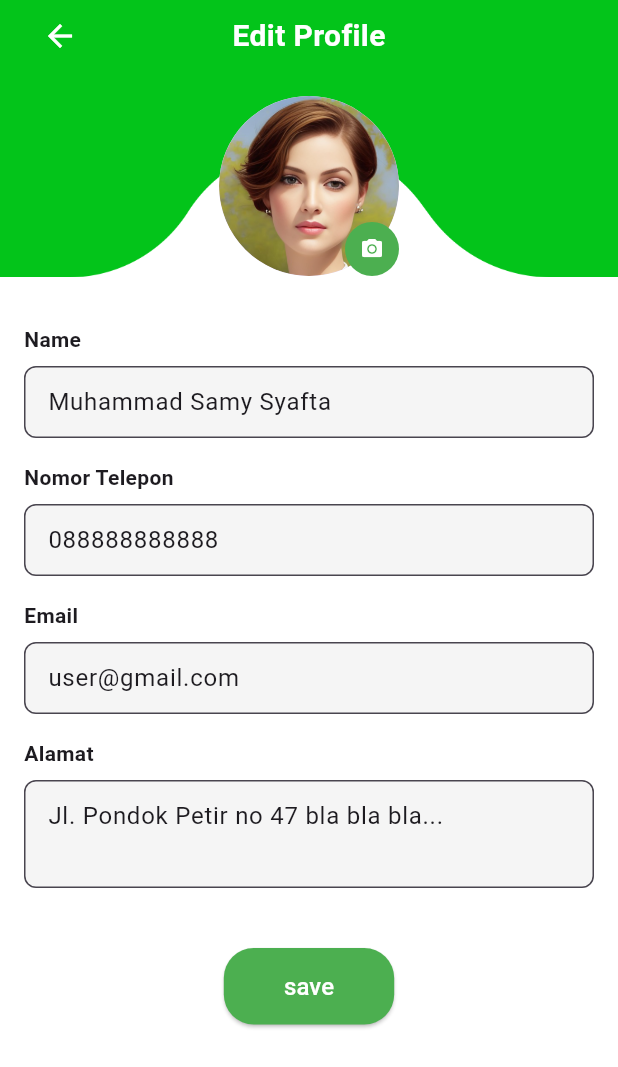
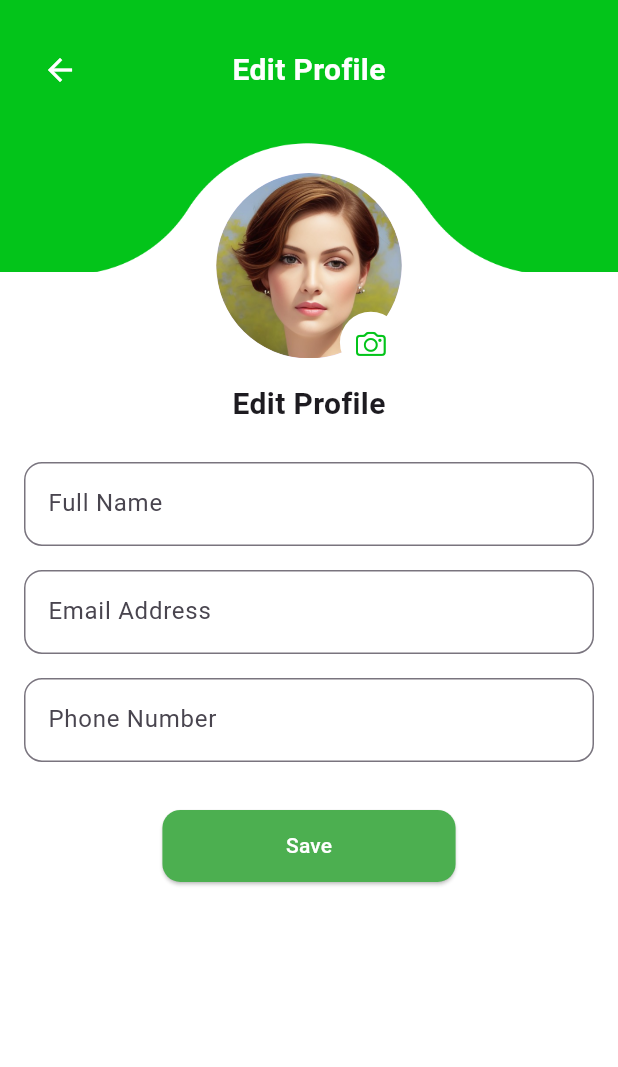
Before and after one commit to Argonaut-ss/Green, a Flutter app: the EditProfile screen opened directly, on a phone screen of 412 x 824 dp. Shown: the top 1067 px of the screen. Run offline on Flutter 3.47's test engine with Material 3 defaults, Android fonts, the phone set to English and light mode, and no system bars; our stand-ins replace cloud_firestore, firebase_auth, firebase_core, flutter_map, geocoding, google_sign_in and 2 more; missing offline and left inert: flutter_map_cancellable_tile_provider; accounts and stored records are empty.

Commit message:
fix responsive layot profile & edit profile

```diff
--- a/green_app/lib/Pages/admin/admin_dashboard.dart
+++ b/green_app/lib/Pages/admin/admin_dashboard.dart
@@ -147,6 +147,7 @@ class _AdminDashboardState extends State<AdminDashboard> {
     return DefaultTabController(
       length: 2,
       child: Scaffold(
+        backgroundColor: AppColors.primarywhite,
         body: ListView(
           children: [
             Container(
--- a/green_app/lib/Pages/edit_profile.dart
+++ b/green_app/lib/Pages/edit_profile.dart
@@ -1,5 +1,6 @@
 import 'package:flutter/material.dart';
 import 'package:green_app/Theme/colors.dart';
+import 'package:flutter/cupertino.dart';
 
 class EditProfile extends StatefulWidget {
   const EditProfile({super.key});
@@ -9,99 +10,158 @@ class EditProfile extends StatefulWidget {
 }
 
 class _EditProfileState extends State<EditProfile> {
-  final TextEditingController nameController = TextEditingController();
-  final TextEditingController phoneController = TextEditingController();
-  final TextEditingController emailController = TextEditingController();
-  final TextEditingController addressController = TextEditingController();
-
-  @override
-  void initState() {
-    super.initState();
-    // Optional: isi default values
-    nameController.text = "Muhammad Samy Syafta";
-    phoneController.text = "088888888888";
-    emailController.text = "user@gmail.com";
-    addressController.text = "Jl. Pondok Petir no 47 bla bla bla...";
-  }
-
   @override
   Widget build(BuildContext context) {
+    final media = MediaQuery.of(context);
+    final screenHeight = media.size.height;
+    final screenWidth = media.size.width;
+
     return Scaffold(
       backgroundColor: AppColors.primarywhite,
-      body: Stack(
+      body: SafeArea(
+        child: Stack(
           children: [
-          // Bagian hijau atas
+            // Header Image
             Positioned(
               top: 0,
               left: 0,
               right: 0,
-              child: Image.asset('assets/header_ep.png')),
-          SafeArea(
-            child: SingleChildScrollView(
-              padding: EdgeInsets.only(top: 0, left: 16, right: 16),
-              child: Column(
-                children: [
-                  Stack(
+              child: Image.asset(
+                'assets/header_ep.png',
+                width: screenWidth,
+                height: screenHeight * 0.22,
+                fit: BoxFit.cover,
+              ),
+            ),
+
+            Positioned(
+              top: 32,
+              left: 0,
+              right: 0,
+              child: Stack(
                 alignment: Alignment.center,
                 children: [
-                      Align(
-                        alignment: Alignment.centerLeft,
+                  // Judul di tengah
+                  Text(
+                    'Edit Profile',
+                    style: TextStyle(
+                      color: Colors.white,
+                      fontSize: 20,
+                      fontWeight: FontWeight.bold,
+                    ),
+                  ),
+
+                  // Tombol back di kiri
+                  Positioned(
+                    left: 16,
                     child: IconButton(
-                          icon: Icon(Icons.arrow_back, color: AppColors.primarywhite),
+                      icon: Icon(Icons.arrow_back, color: Colors.white),
                       onPressed: () {
                         Navigator.pop(context);
                       },
                     ),
                   ),
-                      Center(
-                        child: Text(
+                ],
+              ),
+            ),
+
+
+            // Scrollable Content
+            Positioned.fill(
+              top: screenHeight * 0.14,
+              child: SingleChildScrollView(
+                padding: EdgeInsets.symmetric(horizontal: 16),
+                child: Column(
+                  children: [
+                    // Avatar
+                    Stack(
+                      children: [
+                        CircleAvatar(
+                          radius: screenWidth * 0.15,
+                          backgroundImage: AssetImage('assets/profile_img.png'),
+                        ),
+                        Positioned(
+                          bottom: -10,
+                          right: 0,
+                          child: CircleAvatar(
+                            radius: screenWidth * 0.05,
+                            backgroundColor: Colors.white,
+                            child: IconButton(
+                              icon: Icon(CupertinoIcons.camera, size: 20, color: AppColors.primaryColor),
+                              onPressed: () {
+                                // Handle change avatar logic
+                              },
+                            ),
+                          ),
+                        ),
+                      ]
+                    ),
+                    SizedBox(height: 16),
+
+                    // Edit Profile Title
+                    Text(
                       "Edit Profile",
                       style: TextStyle(
-                            color: AppColors.primarywhite,
                         fontSize: 20,
                         fontWeight: FontWeight.bold,
                       ),
                     ),
+
+                    SizedBox(height: 24),
+
+                    // Example Form Field (You can add more here)
+                    TextFormField(
+                      decoration: InputDecoration(
+                        labelText: "Full Name",
+                        border: OutlineInputBorder(
+                          borderRadius: BorderRadius.circular(12),
                         ),
-                    ],
+                      ),
                     ),
                     SizedBox(height: 16),
-                  Stack(
-                    alignment: Alignment.bottomRight,
-                    children: [
-                      CircleAvatar(
-                        radius: 60,
-                        backgroundImage: AssetImage('assets/profile_img.png'), // Ganti dengan gambar kamu
-                      ),
-                      Positioned(
-                        bottom: 0,
-                        right: 0,
-                        child: CircleAvatar(
-                          radius: 18,
-                          backgroundColor: Colors.green,
-                          child: Icon(Icons.camera_alt, color: Colors.white, size: 16),
+
+                    TextFormField(
+                      decoration: InputDecoration(
+                        labelText: "Email Address",
+                        border: OutlineInputBorder(
+                          borderRadius: BorderRadius.circular(12),
                         ),
                       ),
-                    ],
                     ),
+                    SizedBox(height: 16),
+
+                    TextFormField(
+                      decoration: InputDecoration(
+                        labelText: "Phone Number",
+                        border: OutlineInputBorder(
+                          borderRadius: BorderRadius.circular(12),
+                        ),
+                      ),
+                    ),
+
                     SizedBox(height: 32),
-                  buildInputField("Name", nameController),
-                  buildInputField("Nomor Telepon", phoneController, keyboardType: TextInputType.phone),
-                  buildInputField("Email", emailController, keyboardType: TextInputType.emailAddress),
-                  buildInputField("Alamat", addressController, maxLines: 2),
-                  SizedBox(height: 24),
+
+                    // Save Button
                     ElevatedButton(
                       onPressed: () {
-                      // Simpan data
-                      print("Saved");
+                        // Handle save logic
                       },
                       style: ElevatedButton.styleFrom(
                         backgroundColor: Colors.green,
-                      shape: RoundedRectangleBorder(borderRadius: BorderRadius.circular(20)),
-                      padding: EdgeInsets.symmetric(vertical: 14, horizontal: 40),
+                        padding: EdgeInsets.symmetric(
+                          horizontal: screenWidth * 0.2,
+                          vertical: 14,
                         ),
-                    child: Text("save", style: TextStyle(fontSize: 16, color: AppColors.primarywhite)),
+                        shape: RoundedRectangleBorder(
+                          borderRadius: BorderRadius.circular(12),
                         ),
+                      ),
+                      child: Text(
+                        "Save",
+                        style: TextStyle(color: AppColors.primarywhite),
+                      ),
+                    ),
+
                     SizedBox(height: 32),
                   ],
                 ),
@@ -109,33 +169,7 @@ class _EditProfileState extends State<EditProfile> {
             ),
           ],
         ),
-    );
-  }
-
-  Widget buildInputField(String label, TextEditingController controller,
-      {TextInputType keyboardType = TextInputType.text, int maxLines = 1}) {
-    return Column(
-      crossAxisAlignment: CrossAxisAlignment.start,
-      children: [
-        Text(label,
-            style: TextStyle(fontWeight: FontWeight.bold, fontSize: 14)),
-        SizedBox(height: 8),
-        TextField(
-          controller: controller,
-          keyboardType: keyboardType,
-          maxLines: maxLines,
-          decoration: InputDecoration(
-            filled: true,
-            fillColor: Colors.grey.shade100,
-            contentPadding: EdgeInsets.symmetric(horizontal: 12, vertical: 12),
-            border: OutlineInputBorder(
-              borderRadius: BorderRadius.circular(8),
-              borderSide: BorderSide(color: Colors.grey.shade400),
       ),
-          ),
-        ),
-        SizedBox(height: 16),
-      ],
     );
   }
 }
--- a/green_app/lib/controller.dart
+++ b/green_app/lib/controller.dart
@@ -108,6 +108,10 @@ Future<String?> deleteAccountAndData() async {
   }
 }
 
+Future<void> logout() async {
+  await FirebaseAuth.instance.signOut();
+}
+
 class AddPesananAPI {
   final FirebaseAuth _auth = FirebaseAuth.instance;
   final FirebaseFirestore _firestore = FirebaseFirestore.instance;
--- a/green_app/lib/main.dart
+++ b/green_app/lib/main.dart
@@ -25,8 +25,9 @@ class MyApp extends StatelessWidget {
     return MaterialApp(
       debugShowCheckedModeBanner: false,
       title: 'Green App',
-      home: Signin(),
+      home: user == null ? Signin() : CustomBottomNavBarPage(role: user.displayName ?? 'client'),
       routes: {
+        '/signin': (context) => Signin(),
         '/settings': (context) => SettingsPage(),
         '/profile': (context) => ProfilePage(),
         '/addPesanan': (context) => const AddPesanan(),
```
Also changed, not shown: green_app/lib/Custom/pesanan_card.dart (+29 -6 lines), green_app/lib/Pages/profile.dart (+99 -39 lines). Lines whose indentation alone changed are shown as unchanged.
